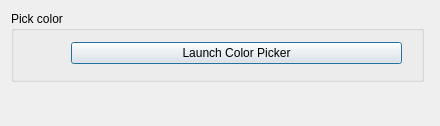
SCIInstitute/SCIRun, file src/Interface/Modules/Visualization/CreateBasicColorMap.ui: the form before one commit.
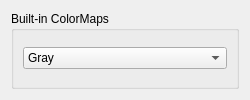
The form after the commit.

Commit message: Basic color map chooser

Patch:
```diff
--- a/src/Interface/Modules/Visualization/CreateBasicColorMap.ui
+++ b/src/Interface/Modules/Visualization/CreateBasicColorMap.ui
@@ -6,8 +6,8 @@
    <rect>
     <x>0</x>
     <y>0</y>
-    <width>440</width>
-    <height>126</height>
+    <width>250</width>
+    <height>100</height>
    </rect>
   </property>
   <property name="sizePolicy">
@@ -18,45 +18,38 @@
   </property>
   <property name="minimumSize">
    <size>
-    <width>440</width>
-    <height>126</height>
+    <width>250</width>
+    <height>100</height>
    </size>
   </property>
   <property name="windowTitle">
    <string>Dialog</string>
   </property>
+  <layout class="QGridLayout" name="gridLayout_2">
+   <item row="0" column="0">
   <widget class="QGroupBox" name="groupBox">
-   <property name="geometry">
-    <rect>
-     <x>11</x>
-     <y>11</y>
-     <width>413</width>
-     <height>71</height>
-    </rect>
-   </property>
    <property name="title">
-    <string>Pick color</string>
-   </property>
-   <widget class="QWidget" name="layoutWidget">
-    <property name="geometry">
-     <rect>
-      <x>60</x>
-      <y>30</y>
-      <width>331</width>
-      <height>25</height>
-     </rect>
-    </property>
-    <layout class="QHBoxLayout" name="horizontalLayout">
+      <string>Built-in ColorMaps</string>
+     </property>
+     <layout class="QGridLayout" name="gridLayout">
+      <item row="0" column="0">
+       <widget class="QComboBox" name="colorMapNameComboBox_">
+        <item>
+         <property name="text">
+          <string>Gray</string>
+         </property>
+        </item>
      <item>
-      <widget class="QPushButton" name="colorButton_">
        <property name="text">
-        <string>Launch Color Picker</string>
-       </property>
+          <string>Rainbow</string>
+         </property>
+        </item>
       </widget>
      </item>
     </layout>
    </widget>
-  </widget>
+   </item>
+  </layout>
  </widget>
  <resources/>
  <connections/>
```
Lines whose indentation alone changed are shown as unchanged. The commit also changes 5 other files.
